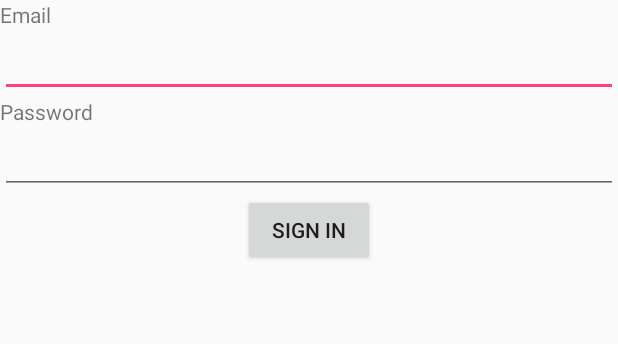
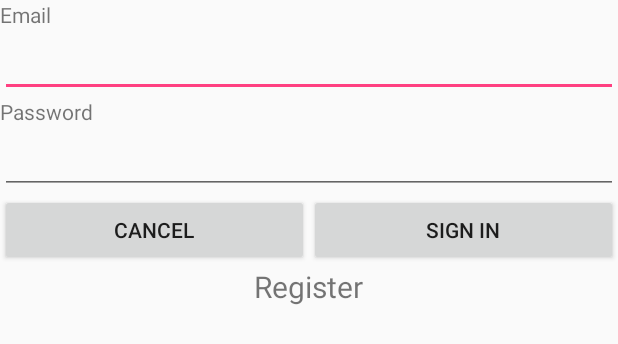
Before and after one commit to CillinLyons/Map, an Android app: the layout sign_in.xml on its own in the app's theme, with its tools: preview values and no code run, on a phone screen of 412 x 824 dp. Shown: the top 344 px of the screen. Run offline under Robolectric (Android 15) with nearby library versions, the phone set to English and light mode, and no system bars.

Commit message:
Login & register

```diff
--- a/app/build.gradle
+++ b/app/build.gradle
@@ -27,4 +27,5 @@ dependencies {
     compile 'com.android.support:appcompat-v7:23.1.0'
     compile 'com.google.android.gms:play-services:8.1.0'
     compile 'com.microsoft.azure:azure-mobile-services-android-sdk:2.0.3'
+    compile 'com.google.code.gson:gson:2.2.4'
 }
--- a/app/src/main/java/com/example/cillin/map/CrimeInput.java
+++ b/app/src/main/java/com/example/cillin/map/CrimeInput.java
@@ -237,7 +237,8 @@ public class CrimeInput extends  Activity
     /**
      * Add an item to the Mobile Service Table
      */
-    public Crime addItemInTable(Crime item) throws ExecutionException, InterruptedException {
+    public Crime addItemInTable(Crime item) throws ExecutionException, InterruptedException
+    {
         Crime entity = mToDoTable.insert(item).get();
         return entity;
     }
--- a/app/src/main/res/layout/register.xml
+++ b/app/src/main/res/layout/register.xml
@@ -150,7 +150,7 @@
         android:layout_width="wrap_content"
         android:layout_height="wrap_content"
         android:text="Register"
-        android:id="@+id/register"
+        android:id="@+id/registerbtn"
         android:onClick=""
         android:layout_gravity="center_horizontal"
         />
--- a/app/src/main/res/layout/sign_in.xml
+++ b/app/src/main/res/layout/sign_in.xml
@@ -1,7 +1,8 @@
 <?xml version="1.0" encoding="utf-8"?>
 <LinearLayout xmlns:android="http://schemas.android.com/apk/res/android"
     android:orientation="vertical" android:layout_width="match_parent"
-    android:layout_height="match_parent">
+    android:layout_height="match_parent"
+    android:weightSum="1">
 
     <TextView
         android:layout_width="fill_parent"
@@ -25,13 +26,39 @@
         android:id="@+id/editSignInPassword"
         android:inputType="textPassword"/>
 
+    <LinearLayout
+        android:orientation="horizontal"
+        android:layout_width="match_parent"
+        android:layout_height="wrap_content"
+        android:weightSum="100">
+        <Button
+            android:layout_width="wrap_content"
+            android:layout_height="wrap_content"
+            android:text="Cancel"
+            android:id="@+id/cancelbtn"
+            android:onClick=""
+            android:layout_gravity="left"
+            android:layout_weight="50"
+            />
     <Button
         android:layout_width="wrap_content"
         android:layout_height="wrap_content"
         android:text="Sign In"
         android:id="@+id/loginbtn"
         android:onClick=""
-        android:layout_gravity="center_horizontal"
+        android:layout_gravity="right"
+        android:layout_weight="50"
         />
+        </LinearLayout>
+
+    <TextView
+        android:layout_width="wrap_content"
+        android:layout_height="wrap_content"
+        android:text="Register"
+        android:id="@+id/signin_register"
+        android:textSize="20dp"
+        android:layout_gravity="bottom|center_horizontal"
+        android:onClick=""
+        android:layout_weight="0.16" />
 
 </LinearLayout>
```
Also changed, not shown: app/src/main/java/com/example/cillin/map/AuthService.java (added, +335 -0 lines), app/src/main/java/com/example/cillin/map/AuthenticationApplication.java (added, +26 -0 lines), app/src/main/java/com/example/cillin/map/BaseActivity.java (added, +18 -0 lines), app/src/main/java/com/example/cillin/map/CoverPage.java (added, +7 -0 lines), app/src/main/java/com/example/cillin/map/Register.java (deleted, +0 -7 lines), app/src/main/res/values/strings.xml (+19 -0 lines), 1 other file.
